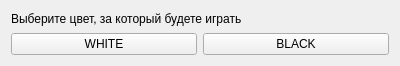
Old version of the form choise_color.ui in the repository Dyvenes/lessons.
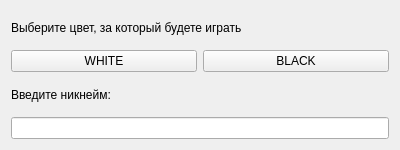
New version of the form.

Commit message: шахматы без базы данных

Patch:
```diff
--- a/choise_color.ui
+++ b/choise_color.ui
@@ -7,7 +7,7 @@
     <x>0</x>
     <y>0</y>
     <width>400</width>
-    <height>66</height>
+    <height>150</height>
    </rect>
   </property>
   <property name="minimumSize">
@@ -19,7 +19,7 @@
   <property name="maximumSize">
    <size>
     <width>400</width>
-    <height>66</height>
+    <height>150</height>
    </size>
   </property>
   <property name="windowTitle">
@@ -57,6 +57,16 @@
      </item>
     </layout>
    </item>
+   <item>
+    <widget class="QLabel" name="label_2">
+     <property name="text">
+      <string>Введите никнейм:</string>
+     </property>
+    </widget>
+   </item>
+   <item>
+    <widget class="QLineEdit" name="lineEdit"/>
+   </item>
   </layout>
  </widget>
  <resources/>
```
The commit also changes 1 other file.
